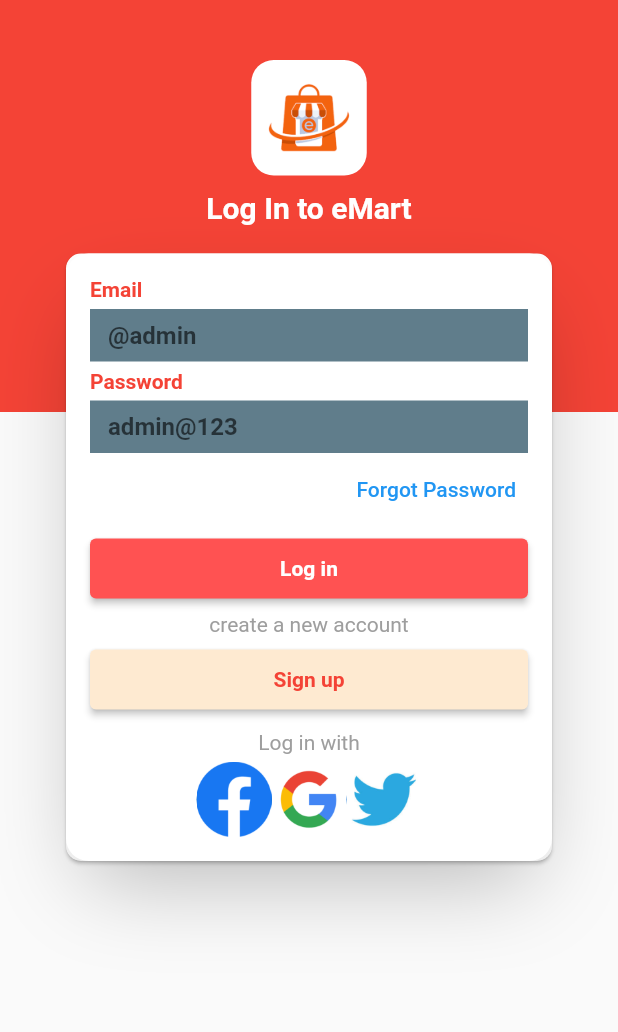
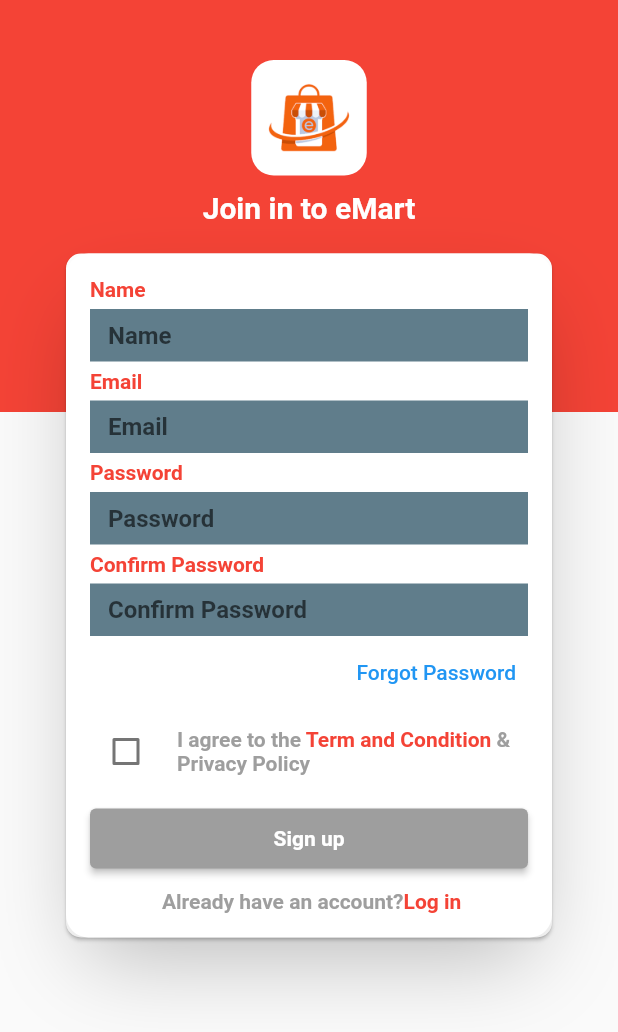
Before and after one commit to kulbirsheoran/trend_mart, a Flutter app: the screen it shows after launch, after a tap on "Sign up", on a phone screen of 412 x 824 dp. Shown: the top 1032 px of the screen. Run offline on Flutter 3.47's test engine with Material 2 defaults, Android fonts, the phone set to English and light mode, and no system bars; our stand-ins replace get, velocity_x.

Commit message:
signUp ui complete

```diff
--- a/lib/constant/color.dart
+++ b/lib/constant/color.dart
@@ -3,4 +3,5 @@
  import 'package:flutter/material.dart';
 
 Color redColor = Colors.red;
+Color greyColor = Colors.grey;
 Color goldenColor = const Color(0xffFEEAD1);
--- a/lib/constant/list.dart
+++ b/lib/constant/list.dart
@@ -5,3 +5,8 @@ Image.asset('assets/images/fblogo1.png'),
 Image.asset('assets/images/googlelogo.png'),
 Image.asset('assets/images/twitterlogo.jpg'),
 ];
+var sliderList =[
+  Image.asset('assets/images/fiftypercentoff.jpg'),
+  Image.asset('assets/images/flashSale.jpg'),
+  Image.asset('assets/images/sale.jpg'),
+];
--- a/lib/constant/string.dart
+++ b/lib/constant/string.dart
@@ -9,8 +9,20 @@ const String forgotpassword ='Forgot Password';
 const String confirmpassword ='Confirm Password';
 const String name ='Name';
 const String namehint ='Name';
-
 const String login ='Log in';
 const String signup ='Sign up';
 const String createNewAccount ='create a new account';
 const String loginwith ='Log in with';
+const String privacypolicy =' &  Privacy Policy';
+const String termAndCondition =' Term and Condition';
+const String alreadyHaveAccount =' Already have an account?';
+const String home ='Home';
+const String categories ='Categories';
+const String cart ='Cart';
+const String account ='Account';
+const String searchanything ='Search anything...';
+const String todaydeal ='Today deal';
+const String flashSale ='Flash Sale';
+const String topSellers ='Top Sellers';
+const String topCategories ='Top Categories';
+const String featureCategories ='Feature Categories';
--- a/lib/ui/screen/login_screen.dart
+++ b/lib/ui/screen/login_screen.dart
@@ -3,6 +3,7 @@ import 'dart:async';
 import 'package:emartapp/constant/color.dart';
 import 'package:emartapp/constant/list.dart';
 import 'package:emartapp/constant/string.dart';
+import 'package:emartapp/ui/screen/home.dart';
 import 'package:emartapp/ui/screen/sign_up_screen.dart';
 import 'package:emartapp/widget/applogo_widget.dart';
 import 'package:emartapp/widget/button.dart';
@@ -57,7 +58,9 @@ class LoginScreen extends StatelessWidget {
                     Color: Colors.redAccent,
                     title: login,
                     textColor: Colors.white,
-                    onPress: (){},
+                    onPress: (){
+                      Get.to(()=>Home());
+                    },
                   ).box.width(context.screenWidth - 50).make(),
                   5.heightBox,
                   createNewAccount.text.color(Colors.grey).make(),
@@ -67,7 +70,7 @@ class LoginScreen extends StatelessWidget {
                     textColor: Colors.red,
                     title: signup,
                   onPress: (){
-                      //Get.to(()=>SignUp());
+                      Get.to(()=>const SignUp());
                   }
                   )
                   .box.width(context.screenWidth - 50).make(),
--- a/lib/ui/screen/sign_up_screen.dart
+++ b/lib/ui/screen/sign_up_screen.dart
@@ -0,0 +1,149 @@
+import 'dart:async';
+
+import 'package:emartapp/constant/color.dart';
+import 'package:emartapp/constant/list.dart';
+import 'package:emartapp/constant/string.dart';
+import 'package:emartapp/widget/applogo_widget.dart';
+import 'package:emartapp/widget/button.dart';
+import 'package:emartapp/widget/custom_textfield.dart';
+import 'package:emartapp/widget/sign_up.dart';
+import 'package:flutter/cupertino.dart';
+import 'package:flutter/material.dart';
+import 'package:get/get.dart';
+import 'package:get/get_core/src/get_main.dart';
+import 'package:velocity_x/velocity_x.dart';
+
+class SignUp extends StatefulWidget {
+  const SignUp({Key? key}) : super(key: key);
+
+  @override
+  State<SignUp> createState() => _SignUpState();
+}
+
+class _SignUpState extends State<SignUp> {
+  bool isCheck = false;
+  @override
+  Widget build(BuildContext context) {
+    return Scaffold(
+      body: Stack(
+        children: [
+          Column(
+            children: [
+              Container(
+                child: Column(
+                  children: [
+                    SignUpWidget()
+
+                        //10.heightBox
+                        // 'Sign up to eMart'.text.make()
+                        .centered()
+                        .box
+                        .color(redColor)
+                        .size(MediaQuery.of(context).size.width,
+                            MediaQuery.of(context).size.height / 3)
+                        .make(),
+                  ],
+                ),
+              ),
+            ],
+          ),
+          Positioned(
+            top: 165,
+            left: 40,
+            right: 40,
+            child: Card(
+              shape: const RoundedRectangleBorder(
+                borderRadius: BorderRadius.all(Radius.circular(10)),
+              ),
+              child: Column(
+                children: [
+                  customTextField(hint: namehint, title: name),
+                  5.heightBox,
+                  customTextField(hint: email, title: email),
+                  5.heightBox,
+                  customTextField(hint: password, title: password),
+                  5.heightBox,
+                  customTextField(
+                      hint: confirmpassword, title: confirmpassword),
+                  Align(
+                      alignment: Alignment.centerRight,
+                      child: TextButton(
+                          onPressed: () {}, child: forgotpassword.text.make())),
+
+                  5.heightBox,
+
+                  Row(
+                    children: [
+                      Checkbox(
+                          checkColor: Colors.redAccent,
+                          value: isCheck,
+                          onChanged: (newValue) {
+                            setState(() {
+                              isCheck = newValue!;
+                            });
+
+                          }),
+                      10.widthBox,
+                      Expanded(
+                        child: RichText(
+                            text: const TextSpan(children: [
+                          TextSpan(
+                              text: 'I agree to the',
+                              style: TextStyle(
+                                  fontWeight: FontWeight.bold,
+                                  color: Colors.grey)),
+                              TextSpan(
+                                  text: termAndCondition,
+                                  style: TextStyle(
+                                      fontWeight: FontWeight.bold,
+                                      color: Colors.red)),
+                              TextSpan(
+                                  text: privacypolicy ,
+                                  style: TextStyle(
+                                      fontWeight: FontWeight.bold,
+                                      color: Colors.grey))
+                        ])),
+                      ),
+
+                    ],
+                  ),
+                  5.heightBox.box.width(context.screenWidth - 50).make(),
+                  5.heightBox,
+                  Button(
+                      Color: isCheck == true? Colors.red: greyColor,
+                      title: signup,
+                      textColor: Colors.white,
+                      onPress: () {})
+                      .box
+                      .width(context.screenWidth - 50)
+                      .make(),
+                  10.heightBox,
+                  RichText(text: const TextSpan(
+                    children: [
+                      TextSpan(
+                        text: alreadyHaveAccount,
+                        style: TextStyle(
+                          fontWeight: FontWeight.bold,
+                          color: Colors.grey,
+                        )
+                      ),
+                      TextSpan(
+                          text: login,
+                          style: TextStyle(
+                            fontWeight: FontWeight.bold,
+                            color: Colors.red,
+                          )
+                      )
+                    ]
+                  )).onTap(() {
+                    Get.back();
+                  })
+                ],
+              ).box.white.rounded.padding(EdgeInsets.all(16)).shadow2xl.make(),
+            ),
+          )
+        ],
+      ),
+    );
+  }
+}
--- /dev/null
+++ b/lib/widget/sign_up.dart
@@ -0,0 +1,13 @@
+import 'package:flutter/cupertino.dart';
+import 'package:velocity_x/velocity_x.dart';
+
+Widget SignUpWidget(){
+  return  Column(
+    children: [
+      40.heightBox,
+      Image.asset("assets/images/emartlogo.png",).box.white.size(77, 77).padding(EdgeInsets.all(8)).rounded.make(),
+      10.heightBox,
+      'Join in to eMart'.text.white.bold.size(20).make()
+    ],
+  );
+}
```
Also changed, not shown: lib/controller/home_controller.dart (added, +9 -0 lines), lib/ui/screen/bottom_tabbar_screen/cart_screen.dart (added, +12 -0 lines), lib/ui/screen/bottom_tabbar_screen/catergory_screen.dart (added, +12 -0 lines), lib/ui/screen/bottom_tabbar_screen/home_screen.dart (added, +59 -0 lines), lib/ui/screen/bottom_tabbar_screen/profile_screen.dart (added, +12 -0 lines), lib/ui/screen/home.dart (added, +57 -0 lines), lib/widget/home_button.dart (added, +13 -0 lines), assets/images/carbuy.jpg (added), assets/images/cardeal.png (added), assets/images/fiftypercentoff.jpg (added), assets/images/flashSale.jpg (added), assets/images/sale.jpg (added), assets/images/todayDeal.jpg (added).
